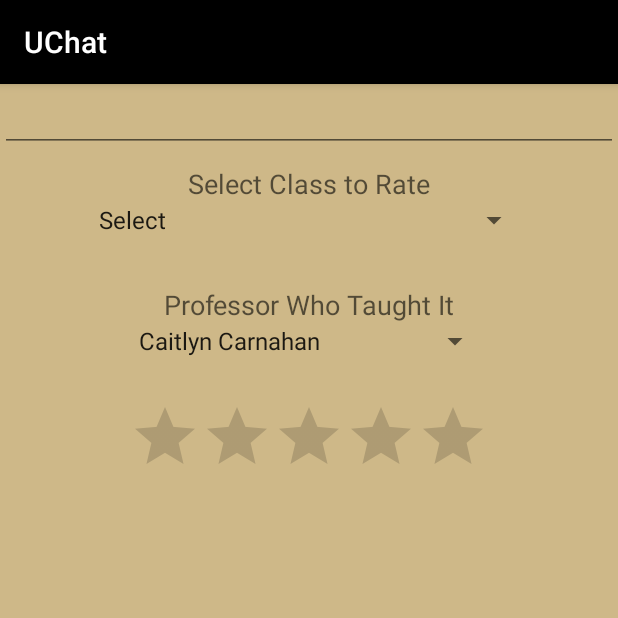
After one commit to chrislogo/UChat, an Android app: the RateProfessor screen opened directly, with no data from a screen before it, on a phone screen of 412 x 824 dp, the top half of it. The commit adds this screen. Run offline under Robolectric (Android 15) with nearby library versions, the phone set to English and light mode, and no system bars; network calls fail; 1 statement that could not run was skipped.

Commit message:
Added class choice UI and Rate Professor activity, edited strings.xml

```diff
--- a/app/src/main/AndroidManifest.xml
+++ b/app/src/main/AndroidManifest.xml
@@ -26,7 +26,8 @@
             android:name=".ChatActivity"
             android:screenOrientation="portrait"
             android:theme="@style/AppTheme.NoActionBar" />
-        <activity android:name=".LogoutActivity"></activity>
+        <activity android:name=".LogoutActivity" />
+        <activity android:name=".RateProfessor"></activity>
     </application>
 
 </manifest>
--- /dev/null
+++ b/app/src/main/java/uchat/uchat/RateProfessor.java
@@ -0,0 +1,38 @@
+package uchat.uchat;
+
+import android.support.v7.app.AppCompatActivity;
+import android.os.Bundle;
+import android.view.View;
+import android.widget.AdapterView;
+import android.widget.ArrayAdapter;
+import android.widget.Spinner;
+
+public class RateProfessor extends AppCompatActivity {
+
+    @Override
+    protected void onCreate(Bundle savedInstanceState) {
+        super.onCreate(savedInstanceState);
+        setContentView(R.layout.activity_rate_professor);
+
+        Spinner courseSpinner = (Spinner) findViewById(R.id.class_spin);
+        Spinner profSpinner = (Spinner) findViewById(R.id.prof_spin);
+
+        //spinner init
+        ArrayAdapter<CharSequence> spindapter = ArrayAdapter.createFromResource(this, R.array.courses, android.R.layout.simple_spinner_item);
+        ArrayAdapter<CharSequence> spindapter2 = ArrayAdapter.createFromResource(this, R.array.professors, android.R.layout.simple_spinner_item);
+
+        spindapter.setDropDownViewResource(android.R.layout.simple_spinner_dropdown_item);
+        spindapter2.setDropDownViewResource(android.R.layout.simple_spinner_dropdown_item);
+
+        courseSpinner.setAdapter(spindapter);
+        profSpinner.setAdapter(spindapter2);
+
+        courseSpinner.setOnItemClickListener(new AdapterView.OnItemClickListener() {
+            @Override
+            public void onItemClick(AdapterView<?> parent, View view, int position, long id) {
+                String courseSelected = parent.getItemAtPosition(position).toString();
+
+            }
+        });
+    }
+}
--- a/app/src/main/res/layout/activity_class_choice.xml
+++ b/app/src/main/res/layout/activity_class_choice.xml
@@ -7,6 +7,25 @@
     android:paddingLeft="@dimen/activity_horizontal_margin"
     android:paddingRight="@dimen/activity_horizontal_margin"
     android:paddingTop="@dimen/activity_vertical_margin"
+    android:background="@color/colorAccent"
     tools:context="uchat.uchat.ClassChoice">
 
+    <TextView
+        android:layout_width="wrap_content"
+        android:layout_height="wrap_content"
+        android:textAppearance="?android:attr/textAppearanceMedium"
+        android:text="What classes are you in?"
+        android:textColor="@color/Black"
+        android:id="@+id/textView3"
+        android:layout_alignParentTop="true"
+        android:layout_centerHorizontal="true" />
+
+    <ListView
+        android:layout_width="wrap_content"
+        android:layout_height="wrap_content"
+        android:id="@+id/listView"
+        android:layout_below="@+id/textView3"
+        android:layout_centerHorizontal="true"
+        android:layout_marginTop="29dp" />
+
 </RelativeLayout>
--- /dev/null
+++ b/app/src/main/res/layout/activity_rate_professor.xml
@@ -0,0 +1,74 @@
+<?xml version="1.0" encoding="utf-8"?>
+<LinearLayout xmlns:android="http://schemas.android.com/apk/res/android"
+    android:orientation="vertical" android:layout_width="match_parent"
+    android:background="@color/colorAccent"
+    android:layout_height="match_parent">
+
+    <ScrollView
+        android:layout_width="wrap_content"
+        android:layout_height="wrap_content"
+        android:id="@+id/scrollView"
+        android:layout_alignParentTop="true"
+        android:layout_centerHorizontal="true" >
+
+        <RelativeLayout
+            android:layout_width="match_parent"
+            android:layout_height="match_parent"
+            android:layout_gravity="center_horizontal">
+
+            <TextView
+                android:layout_width="wrap_content"
+                android:layout_height="wrap_content"
+                android:textAppearance="?android:attr/textAppearanceMedium"
+                android:text="Select Class to Rate"
+                android:id="@+id/textView"
+                android:layout_alignParentTop="true"
+                android:layout_centerHorizontal="true"
+                android:layout_marginTop="54dp" />
+
+            <Spinner
+                android:layout_width="wrap_content"
+                android:layout_height="wrap_content"
+                android:id="@+id/class_spin"
+                android:layout_below="@+id/textView"
+                android:layout_centerHorizontal="true" />
+
+            <TextView
+                android:layout_width="wrap_content"
+                android:layout_height="wrap_content"
+                android:textAppearance="?android:attr/textAppearanceMedium"
+                android:text="Professor Who Taught It"
+                android:id="@+id/textView2"
+                android:layout_below="@+id/class_spin"
+                android:layout_centerHorizontal="true"
+                android:layout_marginTop="32dp" />
+
+            <Spinner
+                android:layout_width="wrap_content"
+                android:layout_height="wrap_content"
+                android:id="@+id/prof_spin"
+                android:layout_below="@+id/textView2"
+                android:layout_centerHorizontal="true" />
+
+            <RatingBar
+                android:layout_width="wrap_content"
+                android:layout_height="wrap_content"
+                android:id="@+id/ratingBar"
+                android:layout_below="@+id/prof_spin"
+                android:layout_centerHorizontal="true"
+                android:layout_marginTop="28dp" />
+
+            <EditText
+                android:layout_width="match_parent"
+                android:layout_height="wrap_content"
+                android:id="@+id/editText"
+                android:layout_gravity="center_horizontal"
+                android:focusable="false"
+                android:editable="true"
+                android:layout_alignParentLeft="true"
+                android:layout_alignParentStart="true" />
+
+        </RelativeLayout>
+    </ScrollView>
+
+</LinearLayout>
--- a/app/src/main/res/values/strings.xml
+++ b/app/src/main/res/values/strings.xml
@@ -9,38 +9,38 @@
     </array>
 
     <array name="offered_majors">
-        <item> Choose One </item>
-        <item> Accounting </item>
-        <item> Biology </item>
-        <item> Biomedical Engineering </item>
-        <item> Business Administration </item>
-        <item> Chemistry </item>
-        <item> Communication </item>
-        <item> Computer Criminology </item>
-        <item> Computer Engineering </item>
-        <item> Computer Science </item>
-        <item> Criminology </item>
-        <item> Dance </item>
-        <item> Education </item>
-        <item> Electrical Engineering </item>
-        <item> Elementary Education </item>
-        <item> Finance </item>
-        <item> Humanities </item>
-        <item> Information Technology </item>
-        <item> Law and Society </item>
-        <item> Mathematics </item>
-        <item> Marketing </item>
-        <item> Mechanical Engineering </item>
-        <item> Meteorology </item>
-        <item> Music </item>
-        <item> Nursing </item>
-        <item> Philosophy </item>
-        <item> Physics </item>
-        <item> Political Science </item>
-        <item> Psychology </item>
-        <item> Sociology </item>
-        <item> Statistics </item>
-        <item> Theatre </item>
+        <item>Choose One</item>
+        <item>Accounting</item>
+        <item>Biology</item>
+        <item>Biomedical Engineering</item>
+        <item>Business Administration</item>
+        <item>Chemistry</item>
+        <item>Communication</item>
+        <item>Computer Criminology</item>
+        <item>Computer Engineering</item>
+        <item>Computer Science</item>
+        <item>Criminology</item>
+        <item>Dance</item>
+        <item>Education</item>
+        <item>Electrical Engineering</item>
+        <item>Elementary Education</item>
+        <item>Finance</item>
+        <item>Humanities</item>
+        <item>Information Technology</item>
+        <item>Law and Society</item>
+        <item>Mathematics</item>
+        <item>Marketing</item>
+        <item>Mechanical Engineering</item>
+        <item>Meteorology</item>
+        <item>Music</item>
+        <item>Nursing</item>
+        <item>Philosophy</item>
+        <item>Physics</item>
+        <item>Political Science</item>
+        <item>Psychology</item>
+        <item>Sociology</item>
+        <item>Statistics</item>
+        <item>Theatre</item>
     </array>
 
     <string name="Search">Search</string>
@@ -57,6 +57,23 @@
         <item>Where was your father born?</item>
         <item>What was the model of your first car?</item>
     </array>
+
+    <string-array name="courses">
+        <item>Select</item>
+        <item>COP3014 - Intro to Programming</item>
+        <item>COP4610 - Operating Systems</item>
+    </string-array>
+
+    <string-array name="professors">
+        <item>Caitlyn Carnahan</item>
+        <item>Andy Wang</item>
+        <item>Zhi Wang</item>
+        <item>Xiuwen Liu</item>
+        <item>Robert "Hamlet IRL" Myers</item>
+        <item>Melina Myers</item>
+        <item>Justin Cole</item>
+    </string-array>
+
     <!-- TODO: Remove or change this placeholder text -->
     <string name="hello_blank_fragment">Hello blank fragment</string>
     <string name="title_activity_users_in_chat_bar">users_in_chat_bar</string>
```
